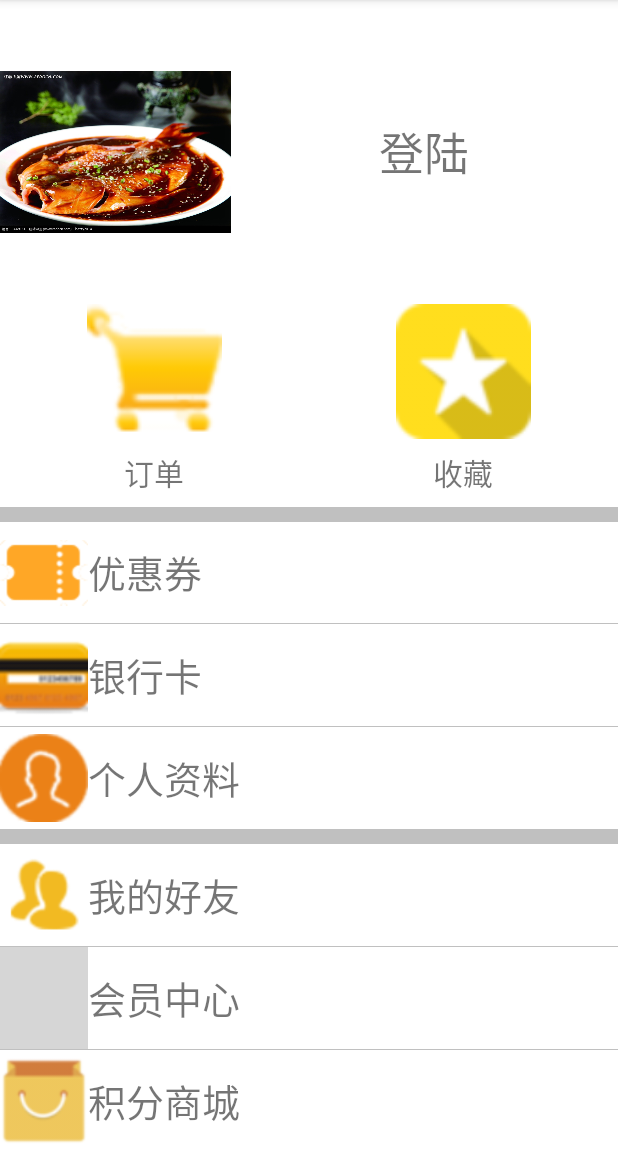
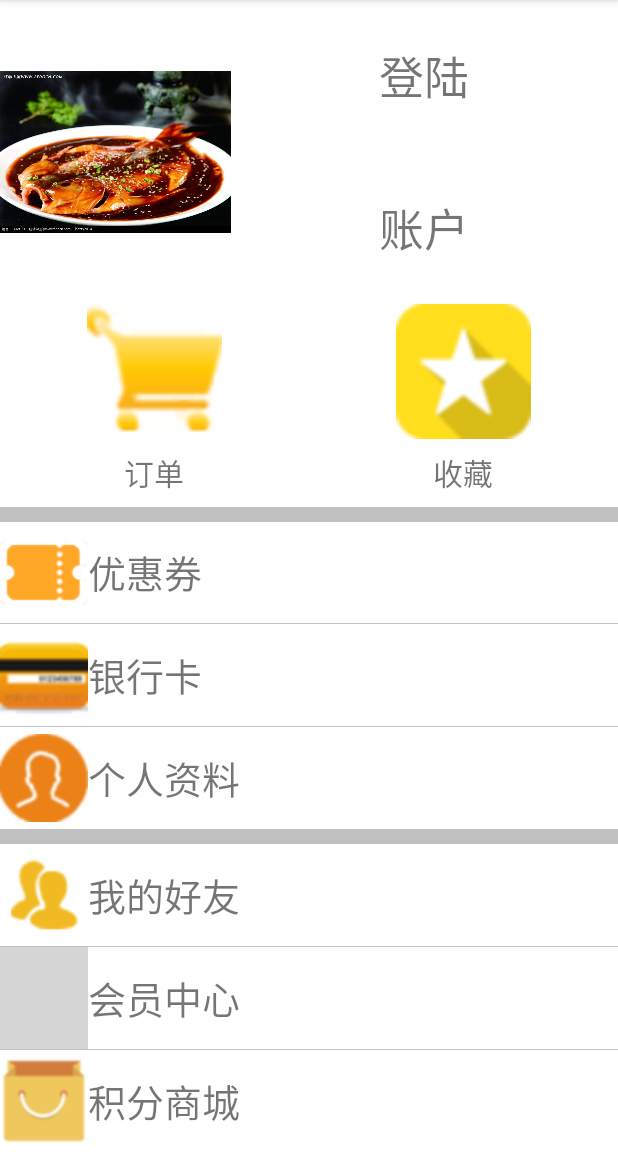
Before and after one commit to lang970801/Hello-android, an Android app: the fragment MyFragment shown on its own in the app's theme, on a phone screen of 412 x 824 dp, the part 84-1236 px from its top. Run offline under Robolectric (Android 15) with nearby library versions, the phone set to English and light mode, and no system bars; grey boxes are pictures that could not be loaded.

Commit message:
登录功能完成

```diff
--- a/app/src/main/java/foodle/lang/com/foodle/fragments/MyFragment.java
+++ b/app/src/main/java/foodle/lang/com/foodle/fragments/MyFragment.java
@@ -31,7 +31,7 @@ public class MyFragment extends Fragment implements View.OnClickListener {
         logoin_tv=view.findViewById(R.id.my_logoin_tv);
         logoin_tv.setOnClickListener(this);
         userdata.setOnClickListener(this);
-
+//       getActivity().getIntent().getStringExtra("");
     }
 
     @Override
--- a/app/src/main/res/layout/fragment_my_layout.xml
+++ b/app/src/main/res/layout/fragment_my_layout.xml
@@ -18,12 +18,19 @@
             android:orientation="vertical"
             android:layout_weight="5">
             <TextView
+                android:id="@+id/my_name_tv"
+                android:gravity="center"
+                style="@style/currency_h0"
+                android:layout_weight="1"
+                android:textSize="30sp"
+                android:text="@string/logor"/>
+            <TextView
                 android:id="@+id/my_logoin_tv"
                 android:gravity="center"
                 style="@style/currency_h0"
                 android:layout_weight="1"
                 android:textSize="30sp"
-                android:text="@string/logor"/>
+                android:text="账户"/>
         </LinearLayout>
     </LinearLayout>
     <LinearLayout
--- a/app/src/main/res/layout/registerlayout.xml
+++ b/app/src/main/res/layout/registerlayout.xml
@@ -122,7 +122,7 @@
         android:layout_marginTop="20dp"
         android:layout_width="wrap_content"
         android:layout_height="wrap_content"
-        android:src="@mipmap/ic_lijizhuce"
+
         android:layout_gravity="center"/>
 
 </LinearLayout>
```
Also changed, not shown: app/src/main/res/mipmap-mdpi/ic_lijizhuce.png (deleted).
